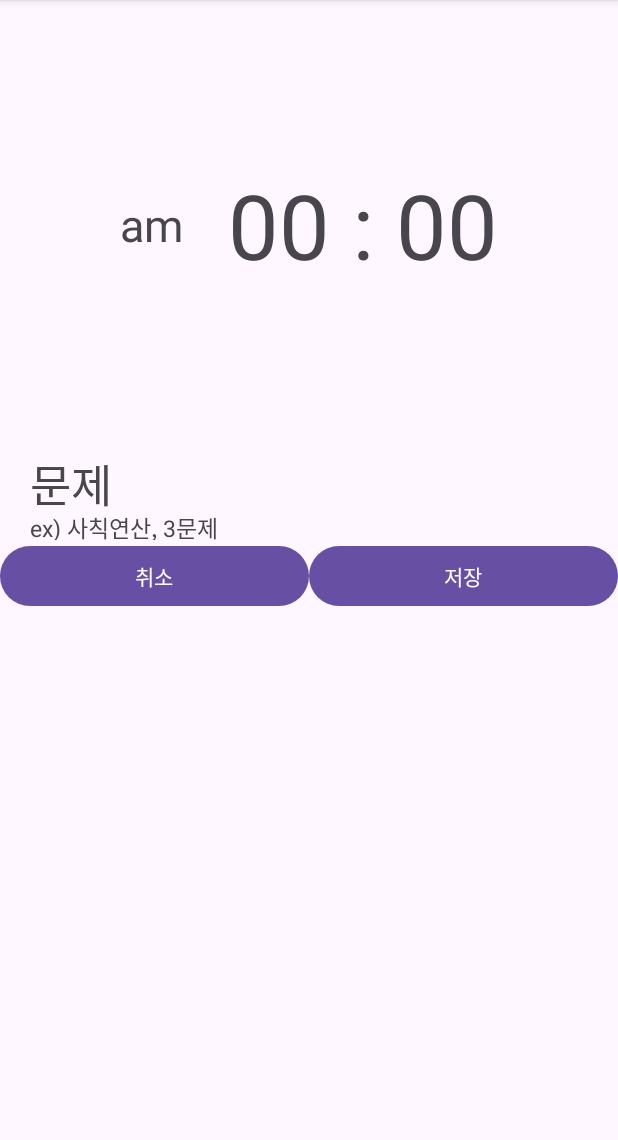
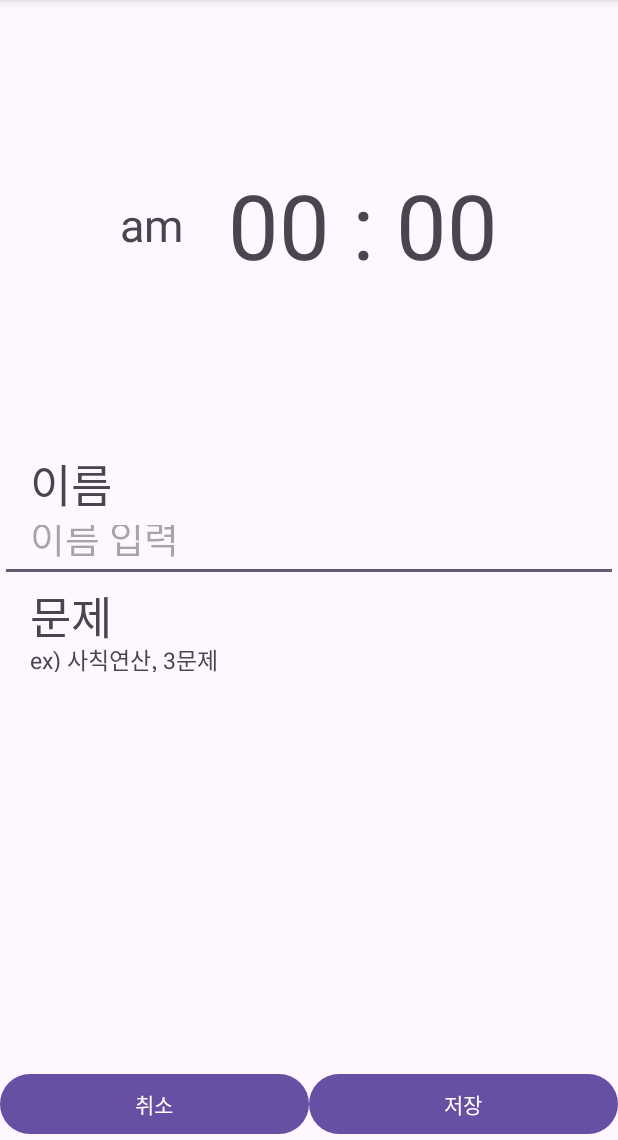
Before and after one commit to jwildkj/GURU2_21, an Android app: the SetAlarm screen opened directly, with no data from a screen before it, on a phone screen of 412 x 824 dp, the part 96-1236 px from its top. Run offline under Robolectric (Android 15) with nearby library versions, the phone set to English and light mode, and no system bars.

Commit message:
SetAlarm_02
DB 기능 완료
name 추가

```diff
--- a/app/src/main/java/com/example/guru2_21_alarmapp/DBManager.kt
+++ b/app/src/main/java/com/example/guru2_21_alarmapp/DBManager.kt
@@ -1,4 +1,4 @@
-package com.example.guru2_21_alarmapp
+package com.example.alarmtest_05
 
 import android.content.Context
 import android.database.sqlite.SQLiteDatabase
@@ -6,22 +6,23 @@ import android.database.sqlite.SQLiteOpenHelper
 
 const val DATABASE_NAME = "TimeDatabase"
 const val TABLE_NAME = "TimeTable"
-const val COL_ID = "ID"
-const val COL_AMPM = "AMPM"
-const val COL_HOUR = "Hour"
-const val COL_MINUTE = "Minute"
+const val db_id = "ID"
+const val DB_AMPM = "AMPM"
+const val DB_HOUR = "Hour"
+const val DB_MINUTE = "Minute"
+const val DB_NAME = "name"
 
 class DBManager(
     context: Context?,
     name:String?,
     factory: SQLiteDatabase.CursorFactory?,
     version: Int
-    ):SQLiteOpenHelper(context, name, factory, version) {
+):SQLiteOpenHelper(context, name, factory, version) {
 
     override fun onCreate(db: SQLiteDatabase?) {
-        db!!.execSQL("CREATE TABLE alarm (id INTEGER PRIMARY KEY AUTOINCREMENT, ampm INTEGER, hour INTEGER, minute INTEGER)")
+        db!!.execSQL ("CREATE TABLE alarm (id INTEGER PRIMARY KEY AUTOINCREMENT, name string, ampm INTEGER, hour INTEGER, minute INTEGER)")
+        //id는 자동 증가, 나머지는 삽입 예정
     }
-
 
     override fun onUpgrade(db: SQLiteDatabase?, oldVersion: Int, newVersion: Int) {}
 }
--- a/app/src/main/res/layout/set_alarm.xml
+++ b/app/src/main/res/layout/set_alarm.xml
@@ -36,7 +36,28 @@
 
     </LinearLayout>
 
+    <LinearLayout
+        android:layout_width="match_parent"
+        android:layout_height="wrap_content"
+        android:orientation="vertical">
 
+        <TextView
+            android:layout_width="match_parent"
+            android:layout_height="40dp"
+            android:paddingStart="20dp"
+            android:text="이름"
+            android:textSize="30dp" />
+
+        <EditText
+            android:id="@+id/edt_name"
+            android:layout_width="match_parent"
+            android:layout_height="48dp"
+            android:inputType="text"
+            android:paddingStart="20dp"
+            android:textSize="25sp"
+            android:hint="이름 입력" />
+
+    </LinearLayout>
 
     <LinearLayout
         android:layout_width="match_parent"
@@ -60,9 +81,12 @@
 
     </LinearLayout>
 
+
+
+
     <TableLayout
         android:layout_width="match_parent"
-        android:layout_height="wrap_content"
+        android:layout_height="match_parent"
         android:gravity="bottom">
 
         <TableRow>
```
Also changed, not shown: app/src/main/java/com/example/guru2_21_alarmapp/SetAlarm.kt (+46 -32 lines).
